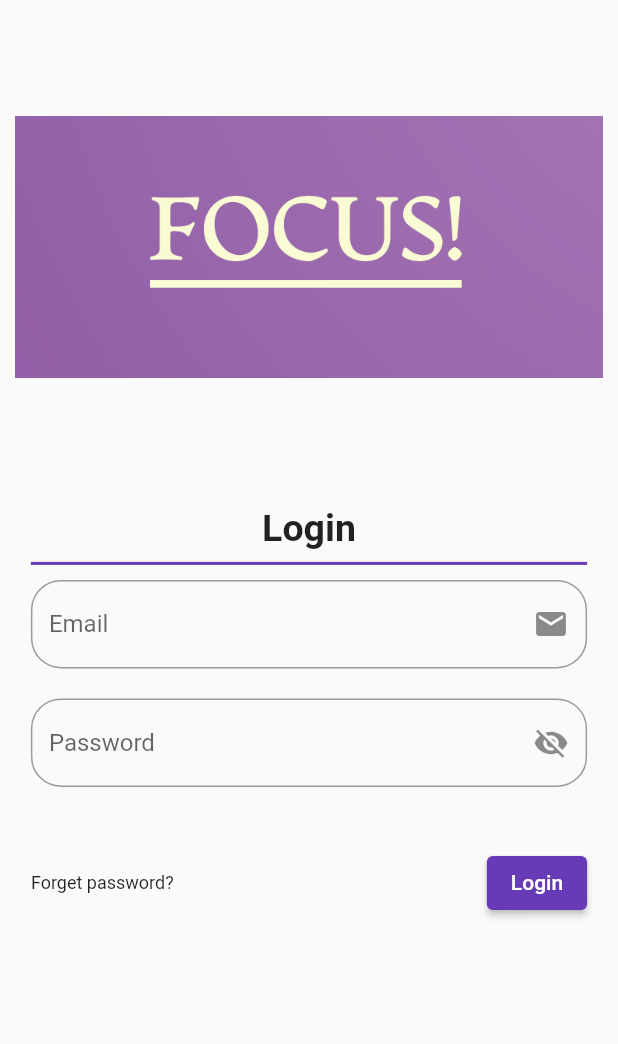
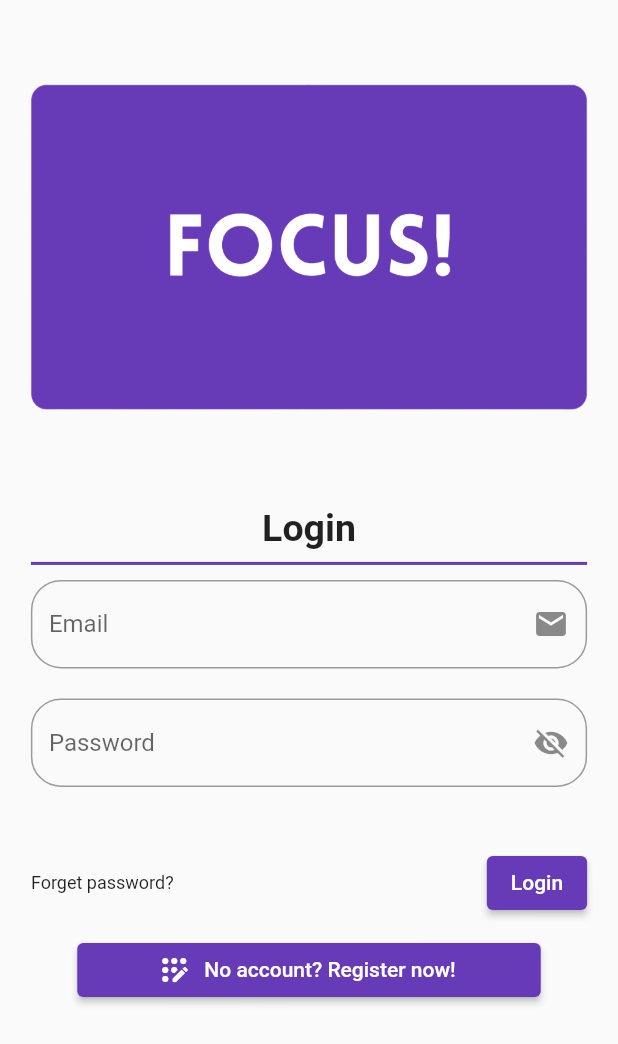
Before and after one commit to addipls/focus, a Flutter app: the screen it shows after launch, on a phone screen of 412 x 824 dp. Shown: the top 1044 px of the screen. Run offline on Flutter 3.47's test engine with Material 2 defaults, Android fonts, the phone set to English and light mode, and no system bars.

Commit message:
Login page design no functionality

```diff
--- a/lib/screens/login_screen.dart
+++ b/lib/screens/login_screen.dart
@@ -84,6 +84,15 @@ class _LoginScreenState extends State<LoginScreen> {
                   ),
                 ),
               ),
+              SizedBox(
+                width: width * .75,
+                child: ElevatedButton.icon(
+                  icon: Icon(Icons.app_registration_rounded),
+                  label: Text('No account? Register now!'),
+                  onPressed: () {},
+                  style: ButtonStyle(),
+                  )
+              ),
             ],
           ),
         ),
```
Also changed, not shown: assets/focuslogo.png.
